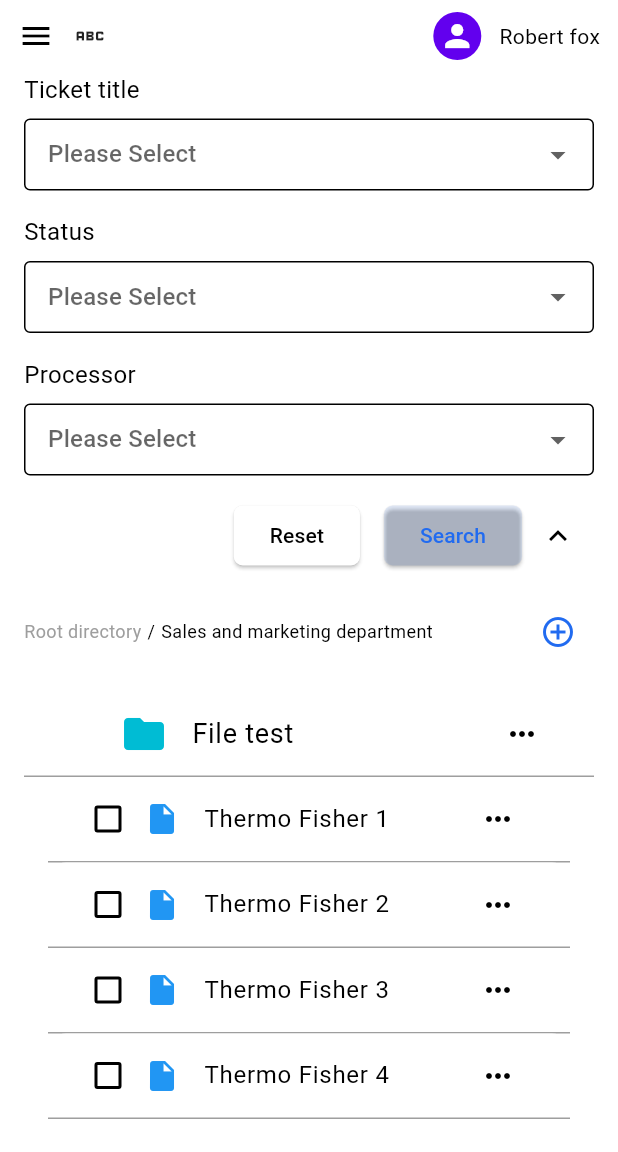
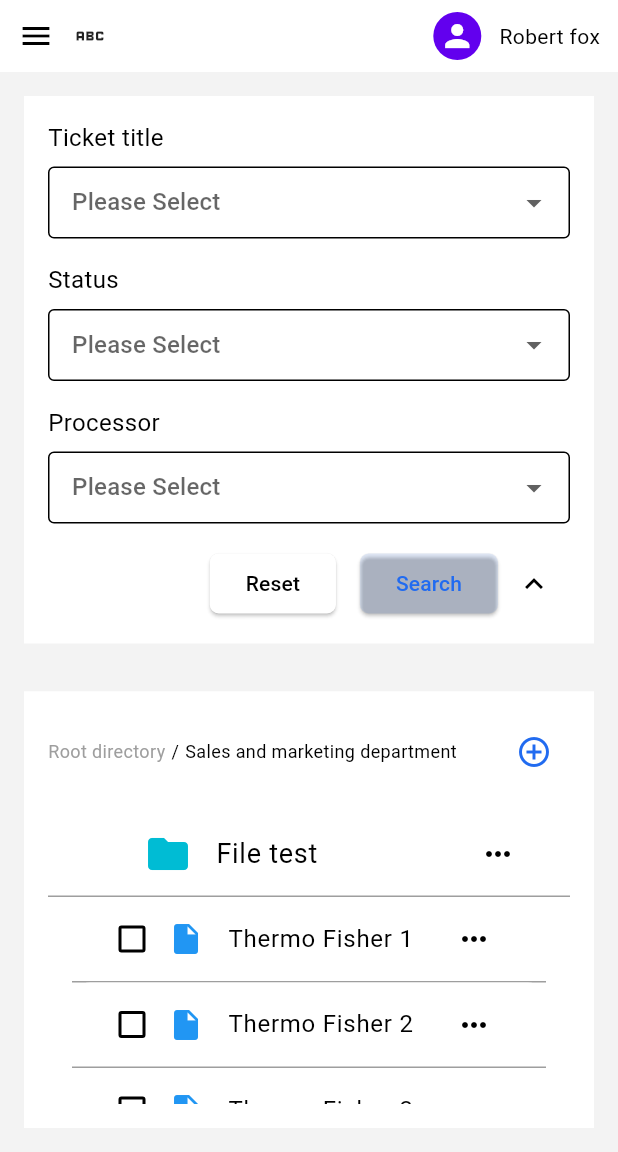
Before and after one commit to Mok-CC/WorkOrder_Management, a Flutter app: the screen it shows after launch, after a tap on the "menu" icon, after a tap on "Search", after a tap on the "expand more" icon, on a phone screen of 412 x 824 dp, the part 84-1236 px from its top. Run offline on Flutter 3.47's test engine with Material 3 defaults, Android fonts, the phone set to English and light mode, and no system bars; our stand-ins replace jiffy; missing offline and left inert: pluto_grid, shadcn_ui.

Commit message:
style home page

```diff
--- a/lib/pages/work_order.dart
+++ b/lib/pages/work_order.dart
@@ -1,6 +1,7 @@
 import 'package:flutter/material.dart';
 import 'package:work_order/pages/work_navbar.dart';
 import 'package:work_order/pages/work_select.dart';
+import 'package:work_order/utils/app_colors.dart';
 import 'package:work_order/widgets/custom_appbar.dart';
 
 import 'work_department.dart';
@@ -73,8 +74,24 @@ class WorkOrderManagement extends StatelessWidget {
       body: Column(
         children: [
           WorkNavbar(),
-          WorkSelect(),
-          Expanded(child: WorkDepartmentPage())
+          Expanded(
+            child: Container(
+                color: AppColors.backgroundColor,
+                child: Column(children: [
+                  Container(
+                    color: Colors.white,
+                    margin: const EdgeInsets.all(16),
+                    child: WorkSelect(),
+                  ),
+                  Expanded(
+                    child: Container(
+                      color: Colors.white,
+                      margin: const EdgeInsets.all(16),
+                      child: WorkDepartmentPage(),
+                    ),
+                  ),
+                ])),
+          )
         ],
       ),
     );
--- a/lib/pages/work_select.dart
+++ b/lib/pages/work_select.dart
@@ -3,6 +3,8 @@ import 'package:flutter/material.dart';
 import 'work_dropdown_title.dart';
 
 class WorkSelect extends StatefulWidget {
+  const WorkSelect({super.key});
+
   @override
   _WorkSelectState createState() => _WorkSelectState();
 }
@@ -16,7 +18,7 @@ class _WorkSelectState extends State<WorkSelect> {
   @override
   Widget build(BuildContext context) {
     return Padding(
-      padding: const EdgeInsets.symmetric(horizontal: 16),
+      padding: const EdgeInsets.symmetric(horizontal: 16, vertical: 16),
       child: Column(
         mainAxisAlignment: MainAxisAlignment.start,
         children: [
```
